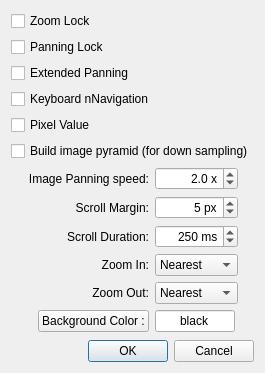
The window that src/qt/MatView/MatViewSettingsDlg.ui (whpark/gtl) describes before a commit, drawn with Qt 5.
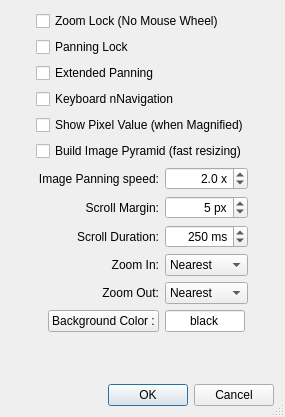
The same window after the commit.

Commit message: button action

Patch:
```diff
--- a/src/qt/MatView/MatViewSettingsDlg.ui
+++ b/src/qt/MatView/MatViewSettingsDlg.ui
@@ -6,8 +6,8 @@
    <rect>
     <x>0</x>
     <y>0</y>
-    <width>266</width>
-    <height>384</height>
+    <width>285</width>
+    <height>417</height>
    </rect>
   </property>
   <property name="sizePolicy">
@@ -19,9 +19,12 @@
   <property name="windowTitle">
    <string notr="true">MatView Settings</string>
   </property>
+  <property name="sizeGripEnabled">
+   <bool>true</bool>
+  </property>
   <layout class="QVBoxLayout" name="verticalLayout_2" stretch="0,0,1,0">
    <property name="sizeConstraint">
-    <enum>QLayout::SetFixedSize</enum>
+    <enum>QLayout::SetDefaultConstraint</enum>
    </property>
    <item>
     <layout class="QHBoxLayout" name="horizontalLayout_2">
@@ -46,7 +49,7 @@
        <item>
         <widget class="QCheckBox" name="chkZoomLock">
          <property name="text">
-          <string>Zoom Lock</string>
+          <string>Zoom Lock (No Mouse Wheel)</string>
          </property>
         </widget>
        </item>
@@ -74,14 +77,14 @@
        <item>
         <widget class="QCheckBox" name="chkDrawPixelValue">
          <property name="text">
-          <string notr="true">Pixel Value</string>
+          <string notr="true">Show Pixel Value (when Magnified)</string>
          </property>
         </widget>
        </item>
        <item>
         <widget class="QCheckBox" name="chkBuildPyramidImage">
          <property name="text">
-          <string notr="true">Build image pyramid (for down sampling)</string>
+          <string notr="true">Build Image Pyramid (fast resizing)</string>
          </property>
         </widget>
        </item>
```
The commit also changes 1 other file.
